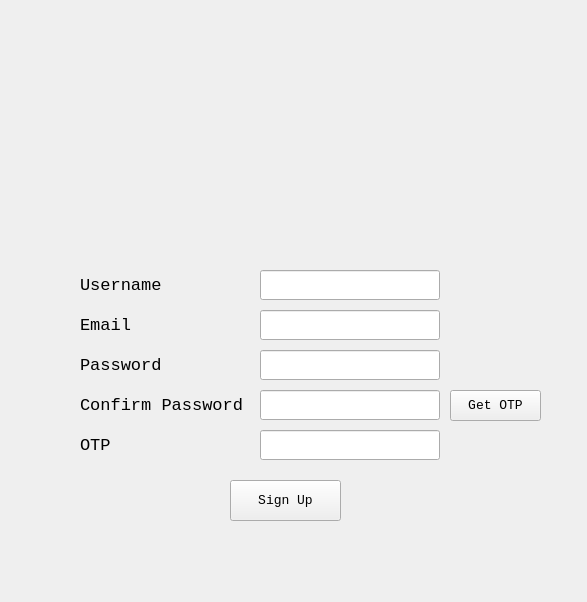
The window that res/design/signup.ui (aquib-sh/password-manager) describes before a commit, drawn with Qt 5.
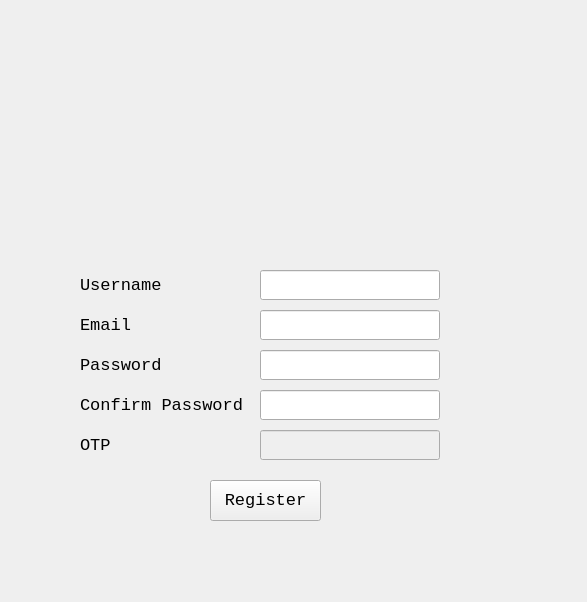
The same window after the commit. Icons and pictures are not drawn.

Patch:
```diff
--- a/res/design/signup.ui
+++ b/res/design/signup.ui
@@ -34,7 +34,7 @@
    <property name="font">
     <font>
      <family>Monospace</family>
-     <pointsize>10</pointsize>
+     <pointsize>11</pointsize>
     </font>
    </property>
    <property name="text">
@@ -82,7 +82,7 @@
    <property name="font">
     <font>
      <family>Monospace</family>
-     <pointsize>10</pointsize>
+     <pointsize>11</pointsize>
     </font>
    </property>
    <property name="acceptDrops">
@@ -139,7 +139,7 @@
    <property name="font">
     <font>
      <family>Monospace</family>
-     <pointsize>10</pointsize>
+     <pointsize>11</pointsize>
     </font>
    </property>
    <property name="acceptDrops">
@@ -209,7 +209,7 @@
   </widget>
   <widget class="QLineEdit" name="otp_input">
    <property name="enabled">
-    <bool>true</bool>
+    <bool>false</bool>
    </property>
    <property name="geometry">
     <rect>
@@ -222,7 +222,7 @@
    <property name="font">
     <font>
      <family>Monospace</family>
-     <pointsize>10</pointsize>
+     <pointsize>11</pointsize>
     </font>
    </property>
    <property name="acceptDrops">
@@ -232,7 +232,7 @@
     <string/>
    </property>
    <property name="echoMode">
-    <enum>QLineEdit::Password</enum>
+    <enum>QLineEdit::Normal</enum>
    </property>
    <property name="clearButtonEnabled">
     <bool>false</bool>
@@ -267,7 +267,7 @@
   <widget class="QPushButton" name="sign_up_btn">
    <property name="geometry">
     <rect>
-     <x>230</x>
+     <x>210</x>
      <y>480</y>
      <width>111</width>
      <height>41</height>
@@ -276,26 +276,27 @@
    <property name="font">
     <font>
      <family>Monospace</family>
-     <pointsize>10</pointsize>
+     <pointsize>13</pointsize>
     </font>
    </property>
    <property name="text">
-    <string>Sign Up</string>
+    <string>Register</string>
    </property>
   </widget>
-  <widget class="QLabel" name="label_7">
+  <widget class="QLabel" name="message_lbl">
    <property name="geometry">
     <rect>
      <x>100</x>
      <y>540</y>
      <width>401</width>
-     <height>31</height>
+     <height>41</height>
     </rect>
    </property>
    <property name="font">
     <font>
      <family>Monospace</family>
-     <pointsize>10</pointsize>
+     <pointsize>9</pointsize>
+     <bold>false</bold>
     </font>
    </property>
    <property name="text">
@@ -314,32 +315,13 @@
    <property name="font">
     <font>
      <family>Monospace</family>
-     <pointsize>10</pointsize>
+     <pointsize>11</pointsize>
     </font>
    </property>
    <property name="text">
     <string/>
    </property>
   </widget>
-  <widget class="QPushButton" name="get_otp_btn">
-   <property name="geometry">
-    <rect>
-     <x>450</x>
-     <y>390</y>
-     <width>91</width>
-     <height>31</height>
-    </rect>
-   </property>
-   <property name="font">
-    <font>
-     <family>Monospace</family>
-     <pointsize>10</pointsize>
-    </font>
-   </property>
-   <property name="text">
-    <string>Get OTP</string>
-   </property>
-  </widget>
   <widget class="QLabel" name="label_4">
    <property name="geometry">
     <rect>
@@ -351,8 +333,7 @@
    </property>
    <property name="font">
     <font>
-     <family>Monospace</family>
-     <pointsize>10</pointsize>
+     <pointsize>13</pointsize>
     </font>
    </property>
    <property name="text">
```
Left out of the diff: 8 changed lines with no effect on the pictures.
